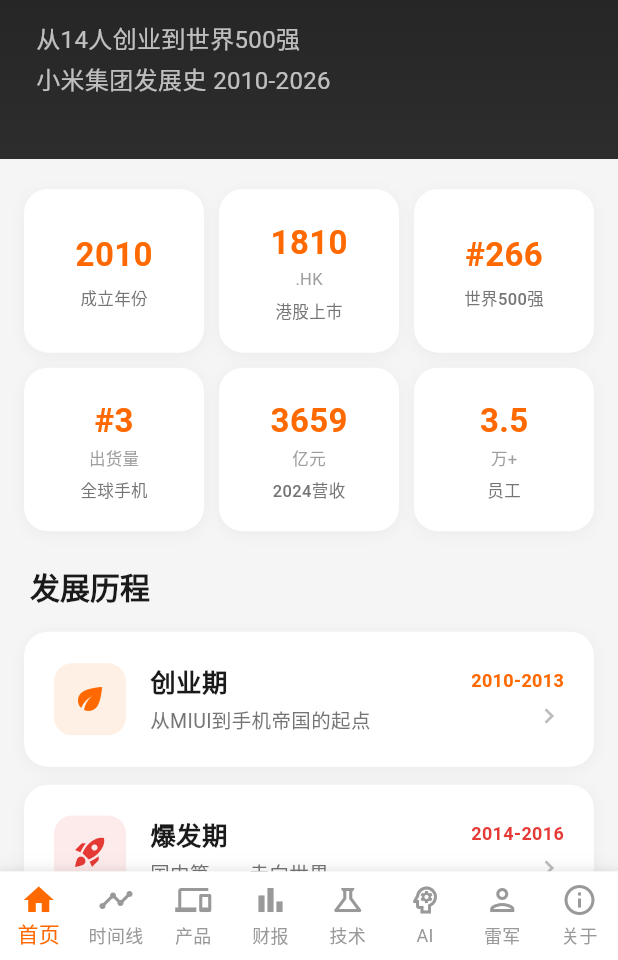
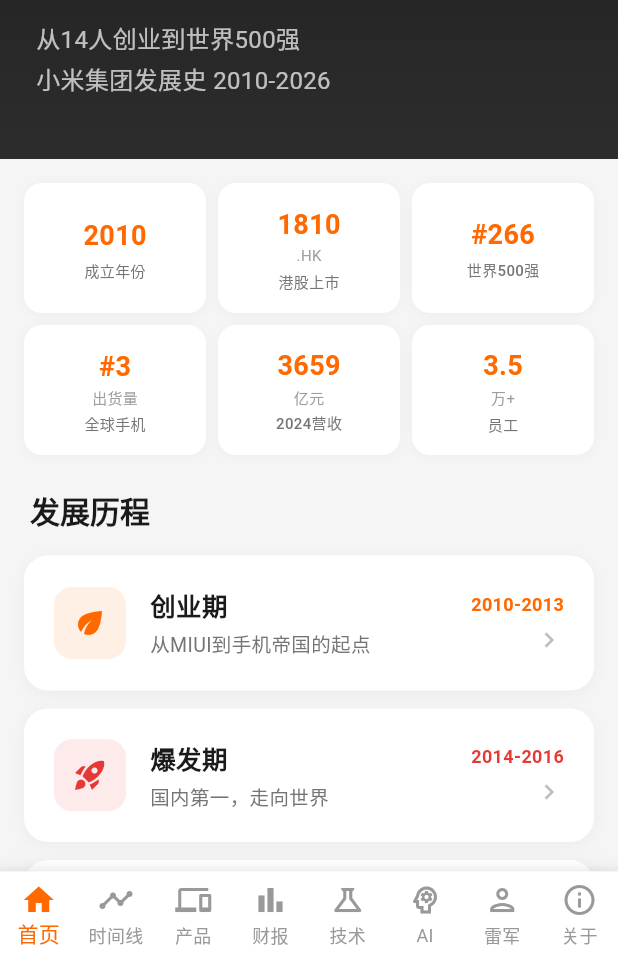
Before and after one commit to QingheMonster/do-you-know-xiaomi, a Flutter app: the screen it shows after launch, on a phone screen of 412 x 824 dp, the part 276-1236 px from its top. Run offline on Flutter 3.47's test engine with Material 3 defaults, Android fonts, the phone set to English and light mode, and no system bars; our stand-ins replace fl_chart.

Commit message:
fix: 首页关键数字卡片缩小 - 降低圆角/字号/间距，更紧凑

```diff
--- a/lib/screens/home_screen.dart
+++ b/lib/screens/home_screen.dart
@@ -146,15 +146,15 @@
 
   Widget _buildKeyNumbers(BuildContext context) {
     return Padding(
-      padding: const EdgeInsets.fromLTRB(16, 20, 16, 0),
+      padding: const EdgeInsets.fromLTRB(16, 16, 16, 0),
       child: GridView.builder(
         shrinkWrap: true,
         physics: const NeverScrollableScrollPhysics(),
         gridDelegate: const SliverGridDelegateWithFixedCrossAxisCount(
           crossAxisCount: 3,
-          childAspectRatio: 1.1,
-          crossAxisSpacing: 10,
-          mainAxisSpacing: 10,
+          childAspectRatio: 1.4,
+          crossAxisSpacing: 8,
+          mainAxisSpacing: 8,
         ),
         itemCount: XiaomiData.keyNumbers.length,
         itemBuilder: (context, index) {
--- a/lib/widgets/number_card.dart
+++ b/lib/widgets/number_card.dart
@@ -11,12 +11,12 @@
     return Container(
       decoration: BoxDecoration(
         color: Colors.white,
-        borderRadius: BorderRadius.circular(16),
+        borderRadius: BorderRadius.circular(12),
         boxShadow: [
           BoxShadow(
-            color: Colors.black.withOpacity(0.04),
-            blurRadius: 8,
-            offset: const Offset(0, 2),
+            color: Colors.black.withOpacity(0.03),
+            blurRadius: 6,
+            offset: const Offset(0, 1),
           ),
         ],
       ),
@@ -26,7 +26,7 @@
           Text(
             number.value,
             style: TextStyle(
-              fontSize: 22,
+              fontSize: 18,
               fontWeight: FontWeight.bold,
               color: Color(number.colorValue),
             ),
@@ -35,15 +35,15 @@
             Text(
               number.unit!,
               style: TextStyle(
-                fontSize: 11,
+                fontSize: 10,
                 color: Colors.grey.shade500,
               ),
             ),
-          const SizedBox(height: 4),
+          const SizedBox(height: 2),
           Text(
             number.label,
             style: TextStyle(
-              fontSize: 11,
+              fontSize: 10,
               color: Colors.grey.shade600,
               fontWeight: FontWeight.w500,
             ),
```
